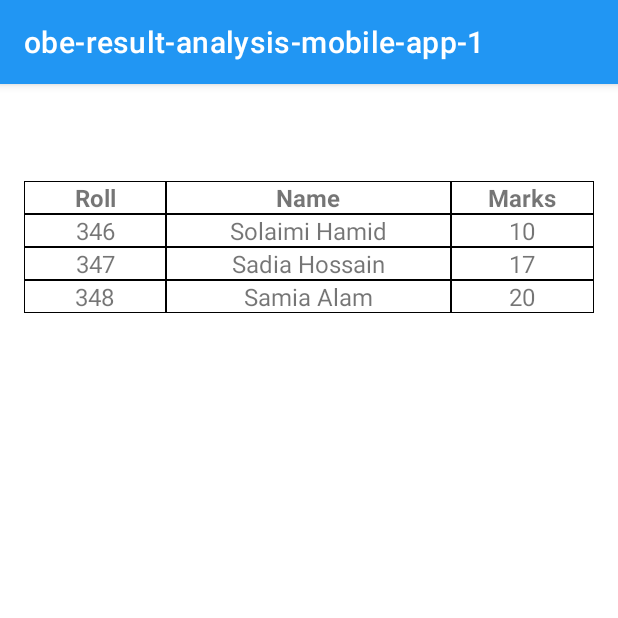
After one commit to Mahiyat/obe-result-analysis-mobile-app, an Android app: the fragment CIEIndividualMarksheetFragment shown on its own in the app's theme, on a phone screen of 412 x 824 dp, the top half of it. The commit adds this screen. Run offline under Robolectric (Android 15) with nearby library versions, the phone set to English and light mode, and no system bars; 1 statement that could not run was skipped.

Commit message:
Add Individual CIE Marksheet UI

```diff
--- a/app/src/main/java/com/example/obe_result_analysis_mobile_app_1/ui/gallery/CIEAdapter.kt
+++ b/app/src/main/java/com/example/obe_result_analysis_mobile_app_1/ui/gallery/CIEAdapter.kt
@@ -5,6 +5,8 @@ import android.view.View
 import android.view.ViewGroup
 import android.widget.ImageButton
 import android.widget.TextView
+import androidx.core.os.bundleOf
+import androidx.navigation.findNavController
 import androidx.recyclerview.widget.RecyclerView
 import com.example.obe_result_analysis_mobile_app_1.R
 
@@ -30,7 +32,10 @@ class CIEAdapter(private val exams: List<String>) : RecyclerView.Adapter<CIEAdap
 
         // Set onClick listeners for each button if necessary
         holder.viewDetailsButton.setOnClickListener {
-            // Handle view details
+            val bundle = bundleOf(
+                "examName" to exam
+            )
+            it.findNavController().navigate(R.id.action_courseInformationFragment_to_individualCIEMarksheetFragment, bundle)
         }
         holder.editButton.setOnClickListener {
             // Handle edit exam
--- /dev/null
+++ b/app/src/main/java/com/example/obe_result_analysis_mobile_app_1/ui/gallery/CIEIndividualMarks.kt
@@ -0,0 +1,7 @@
+package com.example.obe_result_analysis_mobile_app_1.ui.gallery
+
+data class CIEIndividualMarks(
+    val roll: Int,
+    val name: String,
+    val marks: Int
+)
--- /dev/null
+++ b/app/src/main/java/com/example/obe_result_analysis_mobile_app_1/ui/gallery/CIEIndividualMarksAdapter.kt
@@ -0,0 +1,32 @@
+package com.example.obe_result_analysis_mobile_app_1.ui.gallery
+
+import android.view.LayoutInflater
+import android.view.View
+import android.view.ViewGroup
+import android.widget.TextView
+import androidx.recyclerview.widget.RecyclerView
+import com.example.obe_result_analysis_mobile_app_1.R
+
+class CIEIndividualMarksAdapter(private val marksList: List<CIEIndividualMarks>) : RecyclerView.Adapter<CIEIndividualMarksAdapter.MarksViewHolder>() {
+
+    class MarksViewHolder(itemView: View) : RecyclerView.ViewHolder(itemView) {
+        val rollTextView: TextView = itemView.findViewById(R.id.rollTextView)
+        val nameTextView: TextView = itemView.findViewById(R.id.nameTextView)
+        val marksTextView: TextView = itemView.findViewById(R.id.marksTextView)
+    }
+
+    override fun onCreateViewHolder(parent: ViewGroup, viewType: Int): MarksViewHolder {
+        val view = LayoutInflater.from(parent.context)
+            .inflate(R.layout.fragment_individual_cie_marks_item, parent, false)
+        return MarksViewHolder(view)
+    }
+
+    override fun onBindViewHolder(holder: MarksViewHolder, position: Int) {
+        val marks = marksList[position]
+        holder.rollTextView.text = marks.roll.toString()
+        holder.nameTextView.text = marks.name
+        holder.marksTextView.text = marks.marks.toString()
+    }
+
+    override fun getItemCount(): Int = marksList.size
+}
--- /dev/null
+++ b/app/src/main/java/com/example/obe_result_analysis_mobile_app_1/ui/gallery/CIEIndividualMarksheetFragment.kt
@@ -0,0 +1,60 @@
+package com.example.obe_result_analysis_mobile_app_1.ui.gallery
+
+import android.os.Bundle
+import android.view.LayoutInflater
+import android.view.View
+import android.view.ViewGroup
+import android.widget.TextView
+import android.widget.Toast
+import androidx.fragment.app.Fragment
+import androidx.recyclerview.widget.LinearLayoutManager
+import androidx.recyclerview.widget.RecyclerView
+import com.example.obe_result_analysis_mobile_app_1.R
+
+class CIEIndividualMarksheetFragment : Fragment() {
+
+    private lateinit var marksRecyclerView: RecyclerView
+    private lateinit var marksAdapter: CIEIndividualMarksAdapter
+    private lateinit var examName: String
+
+    override fun onCreateView(
+        inflater: LayoutInflater, container: ViewGroup?,
+        savedInstanceState: Bundle?
+    ): View? {
+        // Inflate the layout for this fragment
+        val view = inflater.inflate(R.layout.fragment_individual_cie_marksheet, container, false)
+
+        arguments?.let {
+            examName = it.getString("examName").orEmpty()
+            if (examName.isEmpty()) {
+                Toast.makeText(requireContext(), "Exam name not passed!", Toast.LENGTH_SHORT).show()
+            }
+        }
+
+
+        val examNameTextView: TextView = view.findViewById(R.id.cie_exam_title)
+        examNameTextView.text = examName
+
+        // Initialize RecyclerView
+        marksRecyclerView = view.findViewById(R.id.marksRecyclerView)
+        marksRecyclerView.layoutManager = LinearLayoutManager(requireContext())
+
+        // Pass the dataset to the adapter
+        val marksList = getMarksList()
+        marksAdapter = CIEIndividualMarksAdapter(marksList)
+        marksRecyclerView.adapter = marksAdapter
+
+        return view
+    }
+
+    // Function to get the marks data
+    private fun getMarksList(): List<CIEIndividualMarks> {
+        // Replace this with real data fetching logic
+        return listOf(
+            CIEIndividualMarks(346, "Solaimi Hamid", 10),
+            CIEIndividualMarks(347, "Sadia Hossain", 17),
+            CIEIndividualMarks(348, "Samia Alam", 20),
+            // Add more mock data here...
+        )
+    }
+}
--- /dev/null
+++ b/app/src/main/res/drawable/table_cell_border.xml
@@ -0,0 +1,6 @@
+<?xml version="1.0" encoding="utf-8"?>
+<shape xmlns:android="http://schemas.android.com/apk/res/android">
+    <stroke
+        android:width="0.5dp"
+        android:color="#000000"/>
+</shape>
--- /dev/null
+++ b/app/src/main/res/layout/fragment_individual_cie_marks_item.xml
@@ -0,0 +1,37 @@
+<?xml version="1.0" encoding="utf-8"?>
+<LinearLayout
+    xmlns:android="http://schemas.android.com/apk/res/android"
+    android:layout_width="match_parent"
+    android:layout_height="wrap_content"
+    android:orientation="horizontal">
+
+    <!-- Roll Data -->
+    <TextView
+        android:id="@+id/rollTextView"
+        android:layout_width="0dp"
+        android:layout_height="wrap_content"
+        android:layout_weight="1"
+        android:background="@drawable/table_cell_border"
+        android:textSize="16sp"
+        android:gravity="center"/>
+
+    <!-- Name Data -->
+    <TextView
+        android:id="@+id/nameTextView"
+        android:layout_width="0dp"
+        android:layout_height="wrap_content"
+        android:layout_weight="2"
+        android:background="@drawable/table_cell_border"
+        android:textSize="16sp"
+        android:gravity="center"/>
+
+    <!-- Marks Data -->
+    <TextView
+        android:id="@+id/marksTextView"
+        android:layout_width="0dp"
+        android:layout_height="wrap_content"
+        android:layout_weight="1"
+        android:background="@drawable/table_cell_border"
+        android:textSize="16sp"
+        android:gravity="center"/>
+</LinearLayout>
--- /dev/null
+++ b/app/src/main/res/layout/fragment_individual_cie_marksheet.xml
@@ -0,0 +1,64 @@
+<LinearLayout
+    xmlns:android="http://schemas.android.com/apk/res/android"
+    android:layout_width="match_parent"
+    android:layout_height="match_parent"
+    android:orientation="vertical"
+    android:padding="16dp">
+
+    <TextView
+        android:id="@+id/cie_exam_title"
+        android:layout_width="wrap_content"
+        android:layout_height="wrap_content"
+        android:textSize="24sp"
+        android:textStyle="bold"
+        android:padding="8dp"/>
+
+    <!-- Header Row -->
+    <TableLayout
+        android:layout_width="match_parent"
+        android:layout_height="wrap_content"
+        android:orientation="vertical">
+
+        <!-- Roll Header -->
+        <TableRow>
+            <TextView
+                android:layout_width="0dp"
+                android:layout_height="wrap_content"
+                android:layout_weight="1"
+                android:background="@drawable/table_cell_border"
+                android:text="Roll"
+                android:textStyle="bold"
+                android:gravity="center"
+                android:textSize="16sp" />
+
+            <!-- Name Header -->
+            <TextView
+                android:layout_width="0dp"
+                android:layout_height="wrap_content"
+                android:layout_weight="2"
+                android:background="@drawable/table_cell_border"
+                android:text="Name"
+                android:textStyle="bold"
+                android:gravity="center"
+                android:textSize="16sp" />
+
+            <!-- Marks Header -->
+            <TextView
+                android:layout_width="0dp"
+                android:layout_height="wrap_content"
+                android:layout_weight="1"
+                android:background="@drawable/table_cell_border"
+                android:text="Marks"
+                android:textStyle="bold"
+                android:gravity="center"
+                android:textSize="16sp" />
+        </TableRow>
+    </TableLayout>
+
+    <androidx.recyclerview.widget.RecyclerView
+        android:id="@+id/marksRecyclerView"
+        android:layout_width="match_parent"
+        android:layout_height="wrap_content"
+        android:scrollbars="vertical" />
+
+</LinearLayout>
--- a/app/src/main/res/navigation/mobile_navigation.xml
+++ b/app/src/main/res/navigation/mobile_navigation.xml
@@ -35,10 +35,19 @@
         <action
             android:id="@+id/action_courseInformationFragment_to_courseDetailsFragment"
             app:destination="@id/courseDetailsFragment" />
+        <action
+            android:id="@+id/action_courseInformationFragment_to_individualCIEMarksheetFragment"
+            app:destination="@+id/individualCIEMarksheetFragment"/>
     </fragment>
 
     <fragment
         android:id="@+id/courseDetailsFragment"
         android:name="com.example.obe_result_analysis_mobile_app_1.ui.gallery.CourseDetailsFragment"
-        android:label="Course Details" />
+        android:label="Course Details">
+    </fragment>
+
+    <fragment
+        android:id="@+id/individualCIEMarksheetFragment"
+        android:name="com.example.obe_result_analysis_mobile_app_1.ui.gallery.CIEIndividualMarksheetFragment"
+        android:label="CIE Individual Marksheet"/>
 </navigation>
```
